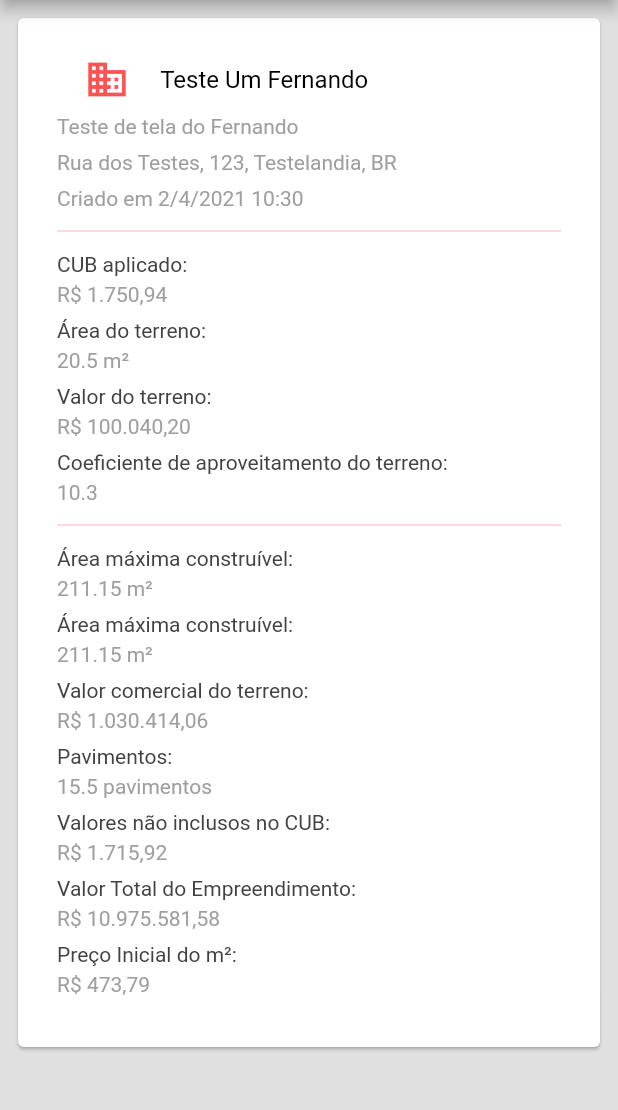
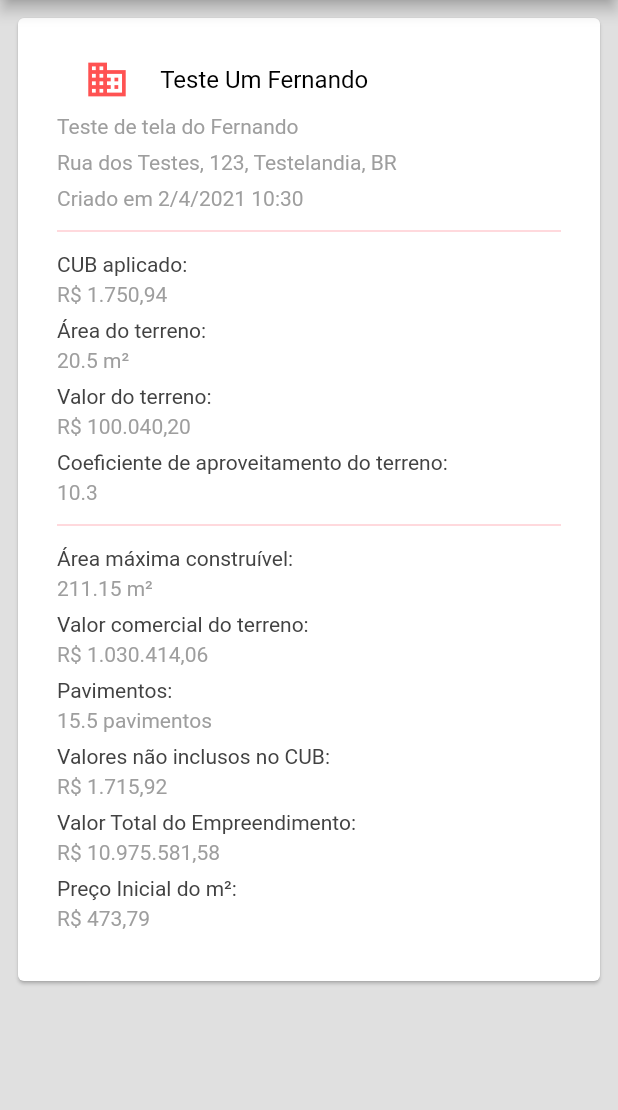
Before and after one commit to fviel/cve_app, a Flutter app: the screen it shows after launch, after a tap on "Exibir", on a phone screen of 412 x 824 dp, the part 84-1194 px from its top. Run offline on Flutter 3.47's test engine with Material 2 defaults, Android fonts, the phone set to English and light mode, and no system bars.

Commit message:
remoção de campo duplicado de amc

```diff
--- a/lib/telas/exibirEmpreendimento.dart
+++ b/lib/telas/exibirEmpreendimento.dart
@@ -282,31 +282,6 @@ class _ExibirEmpreendimentoState extends State<ExibirEmpreendimento> {
                           SizedBox(height:8),
 
                           Text(
-                            'Área máxima construível:',
-                            overflow: TextOverflow.ellipsis,
-                            maxLines: 100,
-                            softWrap: false,
-                            textAlign: TextAlign.start,
-                            style: TextStyle(
-                              fontSize: 14.0,
-                              color: Colors.grey[800],
-                            ),
-                          ),
-                          SizedBox(height:4),
-                          Text(
-                            '${empBusiness.calcularAreaMaximaContruida(empreendimento).toString()} m²',
-                            overflow: TextOverflow.ellipsis,
-                            maxLines: 100,
-                            softWrap: false,
-                            textAlign: TextAlign.start,
-                            style: TextStyle(
-                              fontSize: 14.0,
-                              color: Colors.grey[500],
-                            ),
-                          ),
-                          SizedBox(height:8),
-
-                          Text(
                             'Valor comercial do terreno:',
                             overflow: TextOverflow.ellipsis,
                             maxLines: 100,
```
